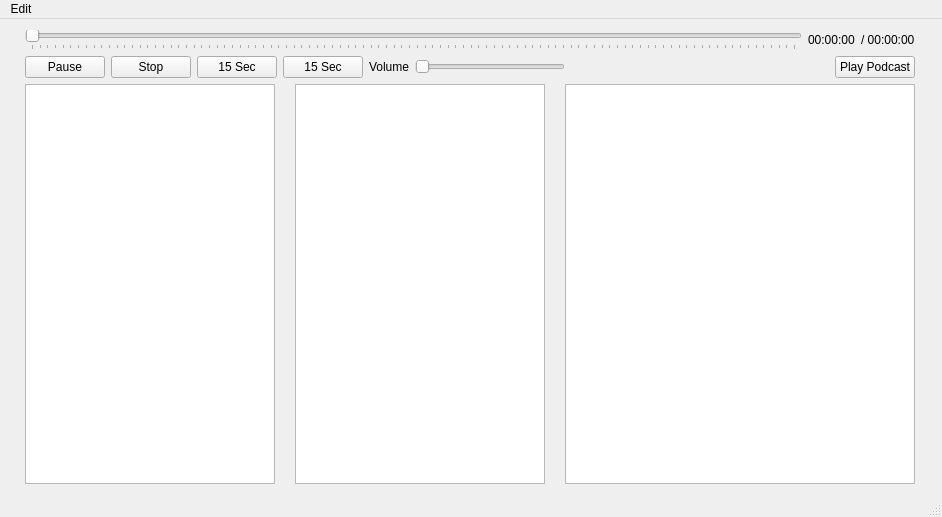
Qt form mainwindow.ui (pureooze/PodcastFeed) before a commit.
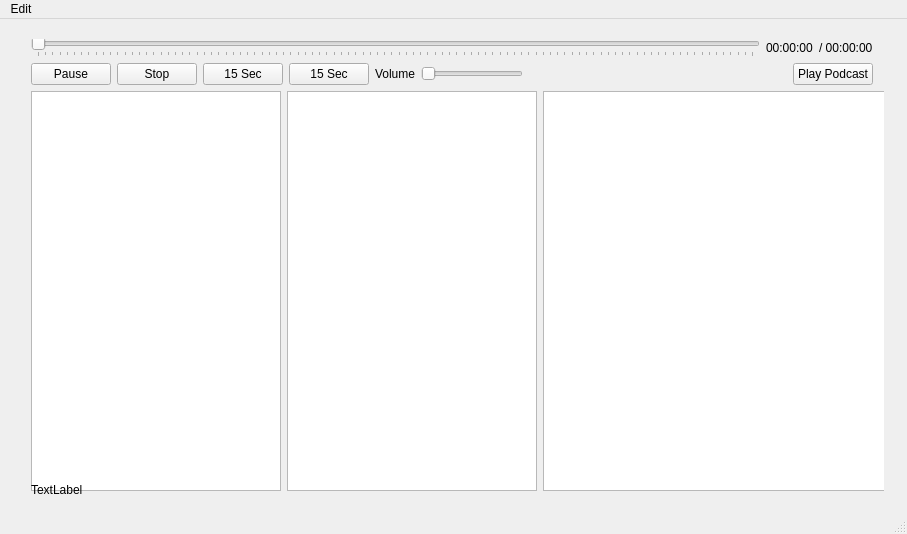
The same form after that commit.

Commit message:
Added more info in description & currently paying label
added explicit, authors, icon, category to podcast description. Also
added currently playing label at the bottom of the window.

The edit to the form file:
```diff
--- a/mainwindow.ui
+++ b/mainwindow.ui
@@ -6,14 +6,23 @@
    <rect>
     <x>0</x>
     <y>0</y>
-    <width>942</width>
-    <height>517</height>
+    <width>907</width>
+    <height>534</height>
    </rect>
   </property>
   <property name="windowTitle">
    <string>MainWindow</string>
   </property>
   <widget class="QWidget" name="centralWidget">
+   <widget class="QWidget" name="">
+    <property name="geometry">
+     <rect>
+      <x>20</x>
+      <y>9</y>
+      <width>864</width>
+      <height>480</height>
+     </rect>
+    </property>
    <layout class="QGridLayout" name="gridLayout_2">
     <item row="0" column="0" colspan="3">
      <layout class="QGridLayout" name="gridLayout">
@@ -205,15 +214,35 @@
       </property>
      </widget>
     </item>
-   </layout>
+     <item row="2" column="0" colspan="3">
+      <widget class="QLabel" name="currentlyPlaying">
+       <property name="maximumSize">
+        <size>
+         <width>900</width>
+         <height>16777215</height>
+        </size>
+       </property>
+       <property name="text">
+        <string>TextLabel</string>
+       </property>
+       <property name="textFormat">
+        <enum>Qt::PlainText</enum>
+       </property>
+       <property name="wordWrap">
+        <bool>true</bool>
+       </property>
+      </widget>
+     </item>
+    </layout>
+   </widget>
   </widget>
   <widget class="QMenuBar" name="menuBar">
    <property name="geometry">
     <rect>
      <x>0</x>
      <y>0</y>
-     <width>942</width>
-     <height>21</height>
+     <width>907</width>
+     <height>20</height>
     </rect>
    </property>
    <widget class="QMenu" name="menuEdit">
```
Lines whose indentation alone changed are shown as unchanged. The commit also changes 2 other files.
